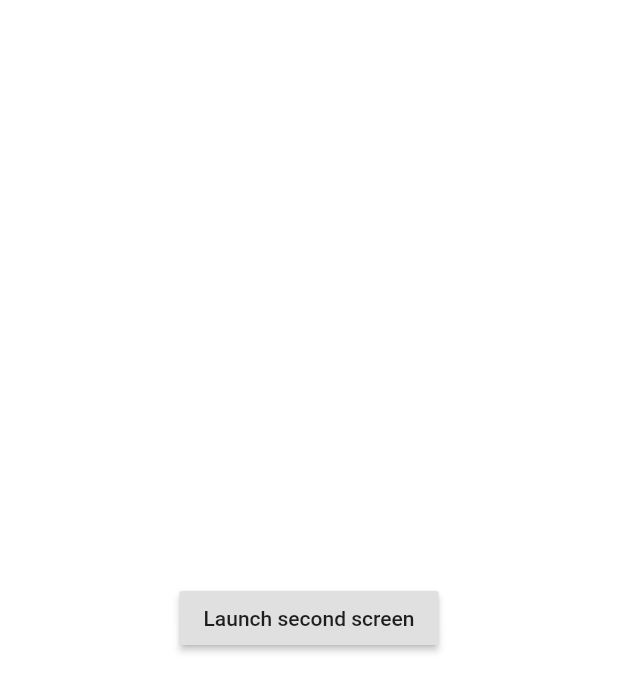
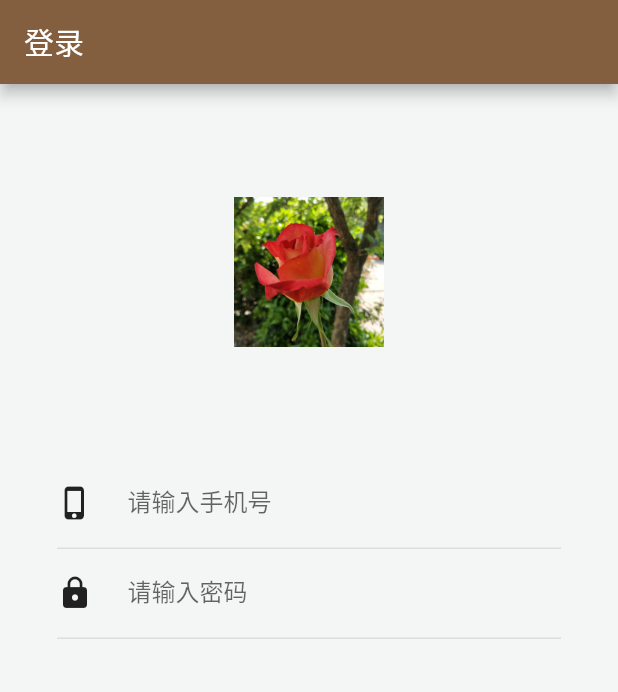
Before and after one commit to lihaitao123321/Flutter-IOT, a Flutter app: the screen it shows after launch, on a phone screen of 412 x 824 dp. Shown: the top 692 px of the screen. Run offline on Flutter 3.47's test engine with Material 2 defaults, Android fonts, the phone set to English and light mode, and no system bars; our stand-ins replace dio, flutter_screenutil; missing offline and left inert: encrypt, pointycastle, provide; statements that could not run were skipped.

Commit message:
登录页面编写

```diff
--- a/lib/pages/logins/login_page.dart
+++ b/lib/pages/logins/login_page.dart
@@ -1,22 +1,123 @@
+import 'dart:convert';
+import 'package:charge/config/color.dart';
 import 'package:flutter/material.dart';
-import '../index_page.dart';//首页
+
 class LoginPage extends StatefulWidget{
+
     _LoginPageState createState() => _LoginPageState();
 }
 class _LoginPageState extends State<LoginPage>{
   @override
   Widget build(BuildContext context) {
-    return Center(
-      child: new RaisedButton(
-          child: new Text('Launch second screen'),
-          onPressed: (){
-            Navigator.push(
-              context,
-              new MaterialPageRoute(
-                builder: (context) => new IndexPage(),
-              ),
-            );
-          },
+    return Scaffold(
+      backgroundColor: KColor.backgroundColor,
+      appBar: new AppBar(
+        title: Text('登录'),
+      ),
+      body: FutureBuilder(
+        // future: request('login'),//接口调用
+        builder: (context, snapshot){
+          if(snapshot.hasData){
+              var data = json.decode(snapshot.data.toString());
+              // print(data);
+          }
+          final controller = TextEditingController();
+          controller.addListener(() {
+            print('input ${controller.text}');
+          });
+          final controller1 = TextEditingController();
+          controller1.addListener(() {
+            print('input ${controller.text}');
+          });
+          return Container(
+            child: Column(
+              children: <Widget>[
+                Container(
+                  height: 250,
+                  child: Center(
+                    child: Image(
+                      width: 100,
+                      height: 100,
+                      fit: BoxFit.cover,
+                      image: AssetImage('asset/images/girl.jpeg')
+                    ),
+                  ),
+                ),
+                Padding(
+                  padding: EdgeInsets.fromLTRB(38, 0, 38, 0),
+                  child: Container(
+
+                    child: Column(children: <Widget>[
+                      Container(
+                        decoration: BoxDecoration(
+                            border: Border(
+                              bottom: BorderSide(
+                                style: BorderStyle.solid,
+                                width: 1,
+                                color: Color.fromRGBO(0, 0, 0, 0.1)
+                              ),
+                            )
+                        ),
+                        child: Row(children: <Widget>[
+                          Padding(
+                            padding: EdgeInsets.fromLTRB(0, 0, 23, 0),
+                            child: Icon(Icons.phone_iphone)
+                          ),
+                          Expanded(child: TextField(
+                            decoration: InputDecoration(
+                              fillColor: Colors.blue,
+                              labelText: '请输入手机号',
+                              border: InputBorder.none,///去掉下划线
+                            ),
+                            autofocus: false,
+                            controller: controller,
+                            onChanged: (text) {//内容改变的回调
+                              print('change $text');
+                            },
+                            onSubmitted: (text) {//内容提交(按回车)的回调
+                              print('submit $text');
+                            },
+                          ))
+                        ])
+                      ),
+                      Container(
+                        decoration: BoxDecoration(
+                            border: Border(
+                              bottom: BorderSide(
+                              style: BorderStyle.solid,
+                              width: 1,
+                              color: Color.fromRGBO(0, 0, 0, 0.1)
+                            ),
+                          )
+                        ),
+                        child: Row(children: <Widget>[
+                          Padding(
+                            padding: EdgeInsets.fromLTRB(0, 0, 23, 0),
+                            child: Icon(Icons.lock)
+                          ),
+                          Expanded(child: TextField(
+                            decoration: InputDecoration(
+                              fillColor: Colors.blue,
+                              labelText: '请输入密码',
+                              border: InputBorder.none,///去掉下划线
+                            ),
+                            autofocus: false,
+                            controller: controller1,
+                            onChanged: (text) {//内容改变的回调
+                              print('change $text');
+                            },
+                            onSubmitted: (text) {//内容提交(按回车)的回调
+                              print('submit $text');
+                            },
+                          ))
+                        ])
+                      ),
+                  ]))
+                ),
+              ],
+            )
+          );
+        },
       ),
     );
   }
```
Also changed, not shown: 1 other file.
